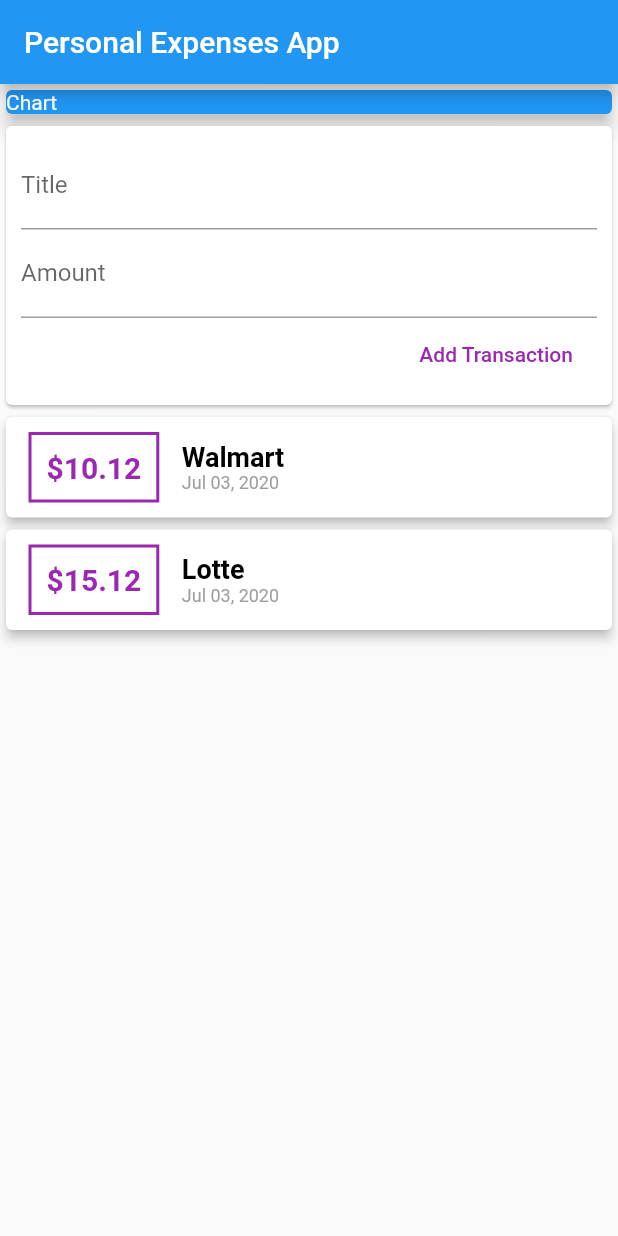
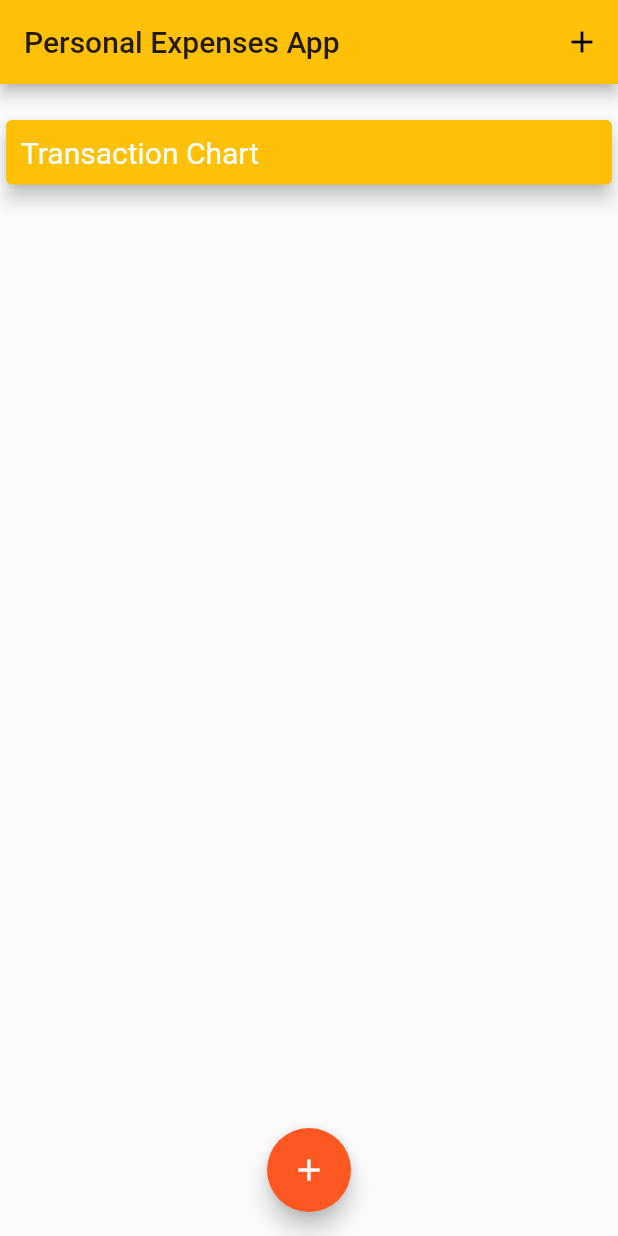
Before and after one commit to ajayy004/hello-flutter, a Flutter app: the screen it shows after launch, on a phone screen of 412 x 824 dp. Run offline on Flutter 3.47's test engine with Material 2 defaults, Android fonts, the phone set to English and light mode, and no system bars.

Commit message:
added theme, modal and broken down into widgets

```diff
--- a/flutter/personal_expenses_app/lib/main.dart
+++ b/flutter/personal_expenses_app/lib/main.dart
@@ -1,138 +1,81 @@
 import 'package:flutter/material.dart';
-import './transaction.dart';
-import 'package:intl/intl.dart';
+import './widgets/transaction_chart.dart';
+import './widgets/transaction_list.dart';
+import './widgets/transaction_add.dart';
+import './models/transaction.dart';
 
 void main() => runApp(HomePage());
 
-class HomePage extends StatelessWidget {
-  final List<Transaction> transactions = [
-    Transaction(
-      id: '1',
-      title: 'Walmart',
-      amount: 10.12,
+class HomePage extends StatefulWidget {
+  @override
+  _HomePageState createState() => _HomePageState();
+}
+
+class _HomePageState extends State<HomePage> {
+  final List<Transaction> _userTransaction = [];
+
+  void _addNewTransaction(String title, double amount) {
+    final newTxn = Transaction(
+      id: '${_userTransaction.length + 1}',
+      amount: amount,
+      title: title,
       date: DateTime.now(),
-    ),
-    Transaction(
-      id: '2',
-      title: 'Lotte',
-      amount: 15.12,
-      date: DateTime.now(),
-    ),
-  ];
+    );
 
-  // String titleInput;
-  // String amountInput;
+    setState(() {
+      _userTransaction.add(newTxn);
+    });
+  }
 
-  final titleControler = TextEditingController();
-  final amountControler = TextEditingController();
+  void _startNewTransaction(BuildContext ctx) {
+    showModalBottomSheet<void>(
+      // context: ctx,
+      // builder: (BuildContext context) {
+      //   return TransactionAdd(_addNewTransaction);
+      // },
+      context: ctx,
+      builder: (_) {
+        return GestureDetector(
+          onTap: () {},
+          child: TransactionAdd(_addNewTransaction),
+          behavior: HitTestBehavior.opaque,
+        );
+      },
+    );
+  }
 
   @override
   Widget build(BuildContext context) {
     return MaterialApp(
+      theme: ThemeData(
+        primarySwatch: Colors.amber,
+        accentColor: Colors.deepOrange,
+      ),
       home: Scaffold(
         appBar: AppBar(
           title: Text("Personal Expenses App"),
+          actions: <Widget>[
+            Builder(
+                builder: (bContext) => IconButton(
+                      icon: Icon(Icons.add),
+                      onPressed: () => _startNewTransaction(bContext),
+                    )),
+          ],
         ),
-        body: Column(
-          children: <Widget>[
-            Container(
-              width: double.infinity,
-              child: Card(
-                color: Colors.blue,
-                child: Text(
-                  'Chart',
-                  style: TextStyle(color: Colors.white),
-                ),
-                elevation: 5,
-              ),
-            ),
-            Card(
-              child: Container(
-                padding: EdgeInsets.all(10),
-                child: Column(
-                  crossAxisAlignment: CrossAxisAlignment.end,
-                  children: <Widget>[
-                    TextField(
-                      decoration: InputDecoration(labelText: 'Title'),
-                      controller: titleControler,
-                      // onChanged: (value) {
-                      //   titleInput = value;
-                      // },
-                    ),
-                    TextField(
-                      decoration: InputDecoration(labelText: 'Amount'),
-                      keyboardType:
-                          TextInputType.numberWithOptions(decimal: true),
-                      controller: amountControler,
-                      // onChanged: (value) {
-                      //   amountInput = value;
-                      // },
-                    ),
-                    FlatButton(
-                      child: Text('Add Transaction'),
-                      textColor: Colors.purple,
-                      onPressed: () {
-                        print(titleControler.text);
-                        print(amountControler.text);
-                      },
-                    )
-                  ],
-                ),
-              ),
-            ),
-            Column(
-              children: transactions
-                  .map((txn) => Card(
-                        elevation: 3,
-                        child: Row(
-                          children: <Widget>[
-                            Container(
-                              padding: EdgeInsets.all(10),
-                              margin: EdgeInsets.symmetric(
-                                vertical: 10,
-                                horizontal: 15,
-                              ),
-                              decoration: BoxDecoration(
-                                border: Border.all(
-                                  width: 2,
-                                  color: Colors.purple,
-                                ),
-                              ),
-                              child: Text(
-                                '\$${txn.amount}',
-                                style: TextStyle(
-                                  fontWeight: FontWeight.bold,
-                                  fontSize: 20,
-                                  color: Colors.purple,
-                                ),
-                              ),
-                            ),
-                            Column(
-                              crossAxisAlignment: CrossAxisAlignment.start,
-                              children: <Widget>[
-                                Text(
-                                  txn.title,
-                                  style: TextStyle(
-                                    fontSize: 18,
-                                    color: Colors.black,
-                                    fontWeight: FontWeight.bold,
-                                  ),
-                                ),
-                                Text(
-                                  DateFormat('MMM dd, yyyy').format(txn.date),
-                                  style: TextStyle(
-                                    fontSize: 12,
-                                    color: Colors.grey,
-                                  ),
-                                ),
-                              ],
-                            ),
-                          ],
-                        ),
-                      ))
-                  .toList(),
-            )
-          ],
+        body: SingleChildScrollView(
+          child: Column(
+            children: <Widget>[
+              TransactionChart(),
+              TransactionList(_userTransaction)
+            ],
+          ),
+        ),
+        floatingActionButtonLocation: FloatingActionButtonLocation.centerFloat,
+        floatingActionButton: Builder(
+          builder: (bContext) => FloatingActionButton(
+            child: Icon(Icons.add),
+            onPressed: () => _startNewTransaction(bContext),
+          ),
         ),
       ),
     );
--- /dev/null
+++ b/flutter/personal_expenses_app/lib/widgets/transaction_chart.dart
@@ -0,0 +1,25 @@
+import 'package:flutter/material.dart';
+
+class TransactionChart extends StatelessWidget {
+  @override
+  Widget build(BuildContext context) {
+    return Container(
+      width: double.infinity,
+      margin: EdgeInsets.only(top: 20),
+      child: Card(
+        color: Theme.of(context).primaryColor,
+        child: Container(
+          padding: EdgeInsets.all(10),
+          child: Text(
+            'Transaction Chart',
+            style: TextStyle(
+              fontSize: 20,
+              color: Colors.white,
+            ),
+          ),
+        ),
+        elevation: 5,
+      ),
+    );
+  }
+}
--- /dev/null
+++ b/flutter/personal_expenses_app/lib/widgets/transaction_list.dart
@@ -0,0 +1,70 @@
+import 'package:flutter/material.dart';
+import '../models/transaction.dart';
+import 'package:intl/intl.dart';
+
+class TransactionList extends StatelessWidget {
+  final List<Transaction> transactions;
+
+  TransactionList(this.transactions);
+
+  @override
+  Widget build(BuildContext context) {
+    return Container(
+      height: 570,
+      child: ListView.builder(
+        itemBuilder: (ctx, index) {
+          return Card(
+            elevation: 3,
+            child: Row(
+              children: <Widget>[
+                Container(
+                  padding: EdgeInsets.all(10),
+                  margin: EdgeInsets.symmetric(
+                    vertical: 10,
+                    horizontal: 15,
+                  ),
+                  decoration: BoxDecoration(
+                    border: Border.all(
+                      width: 2,
+                      color: Theme.of(context).primaryColor,
+                    ),
+                  ),
+                  child: Text(
+                    '\$${transactions[index].amount.toStringAsFixed(2)}',
+                    style: TextStyle(
+                      fontWeight: FontWeight.bold,
+                      fontSize: 20,
+                      color: Theme.of(context).primaryColor,
+                    ),
+                  ),
+                ),
+                Column(
+                  crossAxisAlignment: CrossAxisAlignment.start,
+                  children: <Widget>[
+                    Text(
+                      transactions[index].title,
+                      style: TextStyle(
+                        fontSize: 18,
+                        color: Colors.black,
+                        fontWeight: FontWeight.bold,
+                      ),
+                    ),
+                    Text(
+                      DateFormat('MMM dd, yyyy')
+                          .format(transactions[index].date),
+                      style: TextStyle(
+                        fontSize: 12,
+                        color: Colors.grey,
+                      ),
+                    ),
+                  ],
+                ),
+              ],
+            ),
+          );
+        },
+        itemCount: transactions.length,
+      ),
+    );
+  }
+}
```
Also changed, not shown: flutter/personal_expenses_app/lib/widgets/transaction_add.dart (added, +63 -0 lines), flutter/personal_expenses_app/lib/models/transaction.dart (renamed from flutter/personal_expenses_app/lib/transaction.dart).
